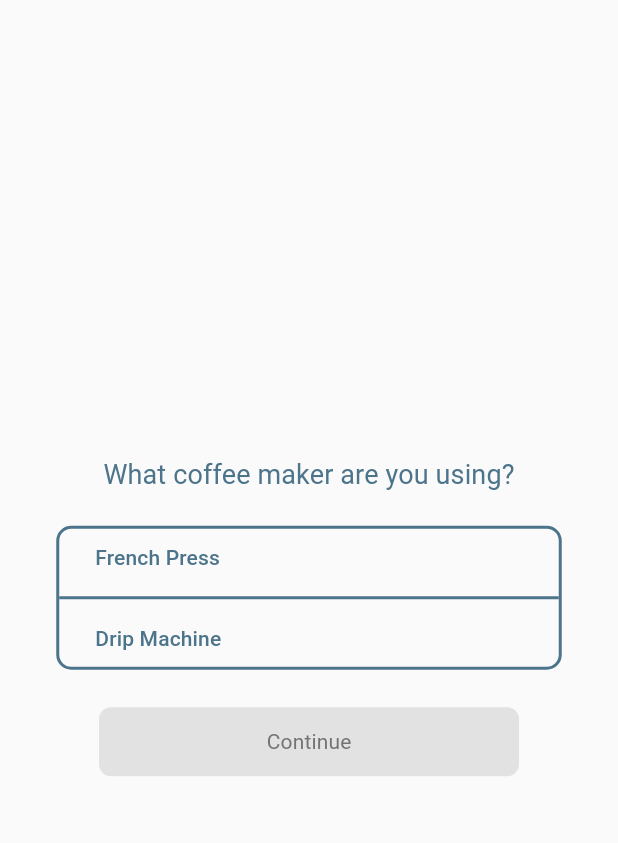
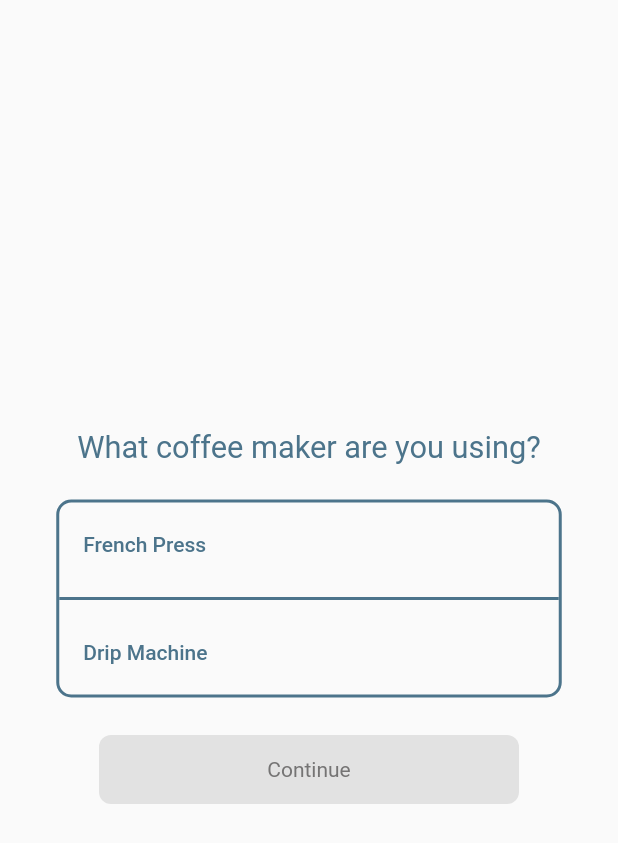
Before and after one commit to Wilhemn/homebrew, a Flutter app: the screen it shows after launch, on a phone screen of 412 x 824 dp. Shown: the top 843 px of the screen. Run offline on Flutter 3.47's test engine with Material 2 defaults, Android fonts, the phone set to English and light mode, and no system bars; Roboto replaces fonts that are missing (Montserrat).

Commit message:
nagivation + minor ui + pubspec/fonts

```diff
--- a/lib/screens/choose_device_screen.dart
+++ b/lib/screens/choose_device_screen.dart
@@ -1,7 +1,12 @@
 import 'package:flutter/material.dart';
 import 'package:homebrew/screens/cups.dart';
+import 'package:homebrew/models/coffee.dart';
+
 
 class ChooseDeviceScreen extends StatefulWidget {
+
+  ChooseDeviceScreen();
+
   @override
   _ChooseDeviceScreenState createState() => _ChooseDeviceScreenState();
 }
@@ -19,17 +24,23 @@ class _ChooseDeviceScreenState extends State<ChooseDeviceScreen> {
         mainAxisAlignment: MainAxisAlignment.center,
         children: [
 
-          Container(
-            alignment: Alignment.center,
+          Center(
+            child: SizedBox(
+              width: 309,
+              height: 22,
+              child: FittedBox(
+                fit: BoxFit.fitWidth,
                 child: Text(
-              'What coffee maker are you using?', textAlign: TextAlign.center,
+                  "What coffee maker are you using?",
+                  textAlign: TextAlign.center,
                   key: Key('device'),
                   style: TextStyle(
                     fontFamily: 'Montserrat',
                     fontWeight: FontWeight.w400,
                     fontSize: 18,
                     color: Color(0xFF4C748B),
-                letterSpacing: 0.1,
+                  ),
+                ),
               ),
             ),
           ),
@@ -37,8 +48,7 @@ class _ChooseDeviceScreenState extends State<ChooseDeviceScreen> {
           SizedBox(height: 24),
 
           Container(
-            width: 337.0,
-            height: 96.0,
+            width: 337,
             decoration: ShapeDecoration(
               shape: RoundedRectangleBorder(
                 borderRadius: BorderRadius.circular(10),
@@ -46,14 +56,20 @@ class _ChooseDeviceScreenState extends State<ChooseDeviceScreen> {
               ),
             ),
             child: Column(
-              mainAxisAlignment: MainAxisAlignment.center,
               children: [
-
-              SizedBox(
-                height: 38,
-                child:
-                ElevatedButton(
-                  onPressed: (){
+                ListTile(
+                  title: Text(
+                    'French Press',
+                    key: Key('french-press'),
+                    style: TextStyle(
+                      fontFamily: 'Montserrat',
+                      fontSize: 14,
+                      fontWeight: FontWeight.w500,
+                      color: Color(0xFF4C748B),
+                    ),
+                  ),
+                  trailing: frenchPress ? Icon(Icons.check, color: Color(0xFF4C748B)) : Icon(Icons.check, color: Colors.transparent),
+                  onTap: (){
                     if(frenchPress){
                       frenchPress = !frenchPress;
                       continueButton = !continueButton;
@@ -64,43 +80,24 @@ class _ChooseDeviceScreenState extends State<ChooseDeviceScreen> {
                     }
                     setState(() {});
                   },
-                  style: ElevatedButton.styleFrom(
-                    elevation: 0,
-                    primary: Colors.transparent,
                 ),
-                  child: Row(
-                    mainAxisAlignment: MainAxisAlignment.spaceBetween,
-                    children: [
-                      Padding(
-                        padding: const EdgeInsets.only(left: 8),
-                        child: Text(
-                          "French Press",
-                          key: Key('french-press'),
+                Divider(
+                  thickness: 2,
+                  color: Color(0xFF4C748B),
+                ),
+                ListTile(
+                  title: Text(
+                    'Drip Machine',
+                    key: Key('drip-machine'),
                     style: TextStyle(
                       fontFamily: 'Montserrat',
-                            fontSize: 14.0,
+                      fontSize: 14,
                       fontWeight: FontWeight.w500,
                       color: Color(0xFF4C748B),
-                            letterSpacing: 0.1,
                     ),
                   ),
-                      ),
-                      frenchPress? Icon(Icons.check, color: Color(0xFF4C748B)) : Icon(Icons.check, color: Colors.transparent),
-                    ],
-                  ),
-                ),
-              ),
-
-                  Divider(
-                    thickness: 2.0,
-                    color: Color(0xFF4C748B),
-                  ),
-
-                SizedBox(
-                height: 38,
-                child:
-                ElevatedButton(
-                  onPressed: (){
+                  trailing: dripMachine ? Icon(Icons.check, color: Color(0xFF4C748B)) : Icon(Icons.check, color: Colors.transparent),
+                  onTap: (){
                     if(dripMachine){
                       dripMachine = !dripMachine;
                       continueButton = !continueButton;
@@ -111,33 +108,7 @@ class _ChooseDeviceScreenState extends State<ChooseDeviceScreen> {
                     }
                     setState(() {});
                   },
-                  style: ElevatedButton.styleFrom(
-                    elevation: 0,
-                    primary: Colors.transparent,
                 ),
-                  child: Row(
-                    mainAxisAlignment: MainAxisAlignment.spaceBetween,
-                    children: [
-                      Padding(
-                        padding: const EdgeInsets.only(left: 8),
-                        child: Text(
-                          "Drip Machine",
-                          key: Key('drip-machine'),
-                          style: TextStyle(
-                            fontFamily: 'Montserrat',
-                            fontSize: 14.0,
-                            fontWeight: FontWeight.w500,
-                            color: Color(0xFF4C748B),
-                            letterSpacing: 0.1,
-                          ),
-                        ),
-                      ),
-                      dripMachine? Icon(Icons.check, color: Color(0xFF4C748B)) : Icon(Icons.check, color: Colors.transparent),
-                    ],
-                  ),
-                ),
-                ),
-
               ],
             ),
           ),
@@ -148,8 +119,14 @@ class _ChooseDeviceScreenState extends State<ChooseDeviceScreen> {
             onPressed: () {
               setState(() {
                 if(continueButton){
+                  if(frenchPress){
                     Navigator.push(context,
-                    MaterialPageRoute(builder: (context)=>CupsScreen()));
+                      MaterialPageRoute(builder: (context)=>CupsScreen(Homebrew("french_press"))));
+                  }
+                  if(dripMachine){
+                    Navigator.push(context,
+                      MaterialPageRoute(builder: (context)=>CupsScreen(Homebrew("drip_machine"))));
+                  }
                 }
               });
             },
@@ -158,17 +135,16 @@ class _ChooseDeviceScreenState extends State<ChooseDeviceScreen> {
                 key: Key('continue1'),
                 style: TextStyle(
                   fontFamily: 'Montserrat',
-                  fontSize: 14.0,
+                  fontSize: 14,
                   fontWeight: FontWeight.w400,
                   color: continueButton? Colors.white: Color(0xFF757474),
-                  letterSpacing: 0.1,
                 ),
               ),
               style: ElevatedButton.styleFrom(
               minimumSize: Size(280, 46),
               primary: continueButton ? Color(0xFF4C748B) : Color(0xFFE2E2E2),
               shape: RoundedRectangleBorder(
-                  borderRadius: BorderRadius.circular(8.0),
+                borderRadius: BorderRadius.circular(8),
               ),
               elevation: 0,
             ),
--- a/lib/screens/splash_screen.dart
+++ b/lib/screens/splash_screen.dart
@@ -43,7 +43,7 @@ class _SplashScreenState extends State<SplashScreen> {
                     fontSize: 48,
                     fontWeight: FontWeight.w400,
                     color: Colors.white,
-                    letterSpacing: 0.1,
+                    letterSpacing: 4.8,
                   )
                 )
               )
@@ -59,7 +59,7 @@ class _SplashScreenState extends State<SplashScreen> {
                     fontSize: 18,
                     fontWeight: FontWeight.w400,
                     color: Colors.white,
-                    letterSpacing: 0.1,
+                    letterSpacing: 1.8,
                   )
                 )
               )
```
Also changed, not shown: lib/models/coffee.dart (added, +79 -0 lines), lib/screens/cups.dart (+37 -14 lines), lib/screens/recommended.dart (+39 -15 lines), lib/utils/coffee_tools.dart (+21 -2 lines), pubspec.yaml (+7 -6 lines), test_driver/app_test.dart (+300 -19 lines), fonts/Kollektif.ttf (added), fonts/Montserrat.ttf (added), fonts/Norwester.ttf (added), 1 other file. Lines whose indentation alone changed are shown as unchanged.
